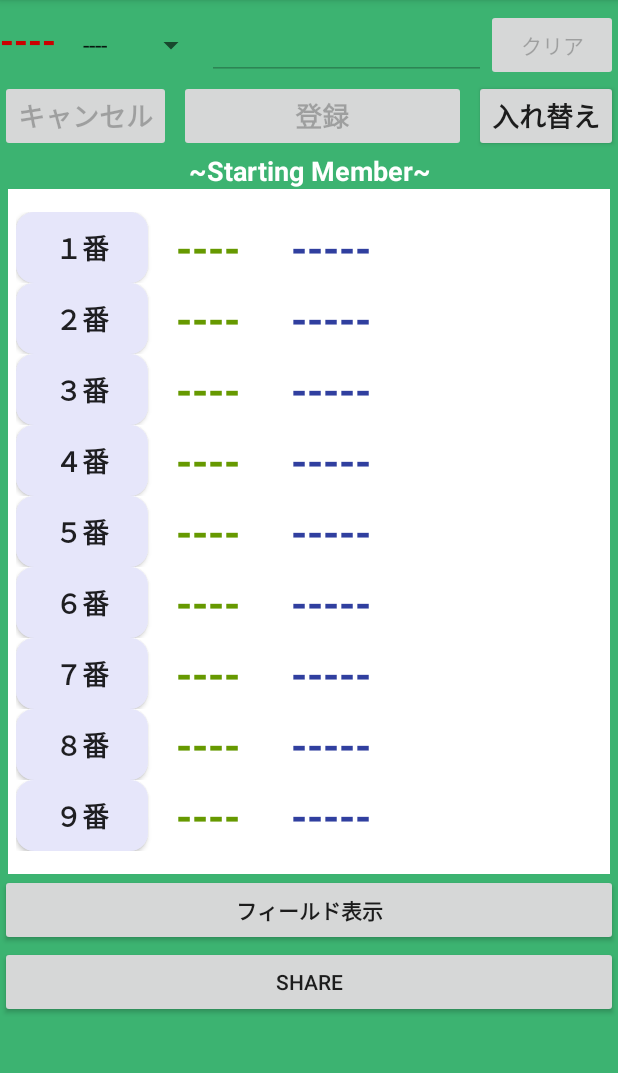
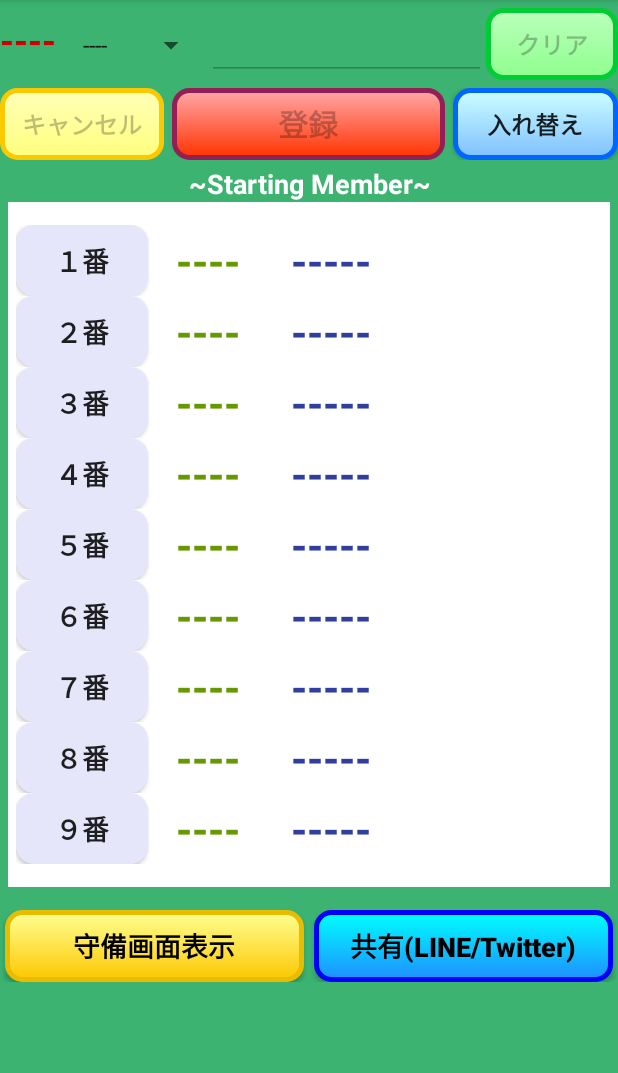
Before and after one commit to korosaka/baseball_lineup_jp, an Android app: the screen it shows after launch (MainActivity), on a phone screen of 412 x 824 dp, the part 84-1157 px from its top. Run offline under Robolectric (Android 15) with nearby library versions, the phone set to English and light mode, and no system bars; our stand-ins replace AdMob; 1 statement that could not run was skipped.

Commit message:
change button designs

```diff
--- /dev/null
+++ b/app/src/main/res/drawable/cancel_button_background.xml
@@ -0,0 +1,17 @@
+<?xml version="1.0" encoding="utf-8"?>
+<selector xmlns:android="http://schemas.android.com/apk/res/android">
+    <item android:state_pressed="false">
+        <shape android:shape="rectangle">
+            <corners android:radius="10dp" />
+            <gradient android:angle="270" android:endColor="#ffff7f" android:startColor="#ffffb7" android:type="linear" />
+            <stroke android:width="3dp" android:color="#fcc800" />
+        </shape>
+    </item>
+    <item android:state_pressed="true">
+        <shape android:shape="rectangle">
+            <corners android:radius="10dp" />
+            <gradient android:angle="270" android:endColor="#fffff9" android:startColor="#ffffff" android:type="linear" />
+            <stroke android:width="3dp" android:color="#fcc800" />
+        </shape>
+    </item>
+</selector>
--- /dev/null
+++ b/app/src/main/res/drawable/clear_button_background.xml
@@ -0,0 +1,17 @@
+<?xml version="1.0" encoding="utf-8"?>
+<selector xmlns:android="http://schemas.android.com/apk/res/android">
+    <item android:state_pressed="false">
+        <shape android:shape="rectangle">
+            <corners android:radius="10dp" />
+            <gradient android:angle="270" android:endColor="#8eff8e" android:startColor="#bcffbc" android:type="linear" />
+            <stroke android:width="3dp" android:color="#00cc33" />
+        </shape>
+    </item>
+    <item android:state_pressed="true">
+        <shape android:shape="rectangle">
+            <corners android:radius="10dp" />
+            <gradient android:angle="270" android:endColor="#d1ffe8" android:startColor="#f9fffc" android:type="linear" />
+            <stroke android:width="3dp" android:color="#00cc33" />
+        </shape>
+    </item>
+</selector>
--- /dev/null
+++ b/app/src/main/res/drawable/field_button_background.xml
@@ -0,0 +1,17 @@
+<?xml version="1.0" encoding="utf-8"?>
+<selector xmlns:android="http://schemas.android.com/apk/res/android">
+    <item android:state_pressed="false">
+        <shape android:shape="rectangle">
+            <corners android:radius="10dp" />
+            <gradient android:angle="270" android:endColor="#fcc800" android:startColor="#ffff93" android:type="linear" />
+            <stroke android:width="3dp" android:color="#e9bc00" />
+        </shape>
+    </item>
+    <item android:state_pressed="true">
+        <shape android:shape="rectangle">
+            <corners android:radius="10dp" />
+            <gradient android:angle="270" android:endColor="#ffffe0" android:startColor="#fffff9" android:type="linear" />
+            <stroke android:width="3dp" android:color="#e9bc00" />
+        </shape>
+    </item>
+</selector>
--- /dev/null
+++ b/app/src/main/res/drawable/record_button_background.xml
@@ -0,0 +1,17 @@
+<?xml version="1.0" encoding="utf-8"?>
+<selector xmlns:android="http://schemas.android.com/apk/res/android">
+    <item android:state_pressed="false">
+        <shape android:shape="rectangle">
+            <corners android:radius="10dp" />
+            <gradient android:angle="270" android:endColor="#ff3300" android:startColor="#ffa8a8" android:type="linear" />
+            <stroke android:width="3dp" android:color="#941f57" />
+        </shape>
+    </item>
+    <item android:state_pressed="true">
+        <shape android:shape="rectangle">
+            <corners android:radius="10dp" />
+            <gradient android:angle="270" android:endColor="#ffbcbc" android:startColor="#ffefef" android:type="linear" />
+            <stroke android:width="3dp" android:color="#941f57" />
+        </shape>
+    </item>
+</selector>
--- /dev/null
+++ b/app/src/main/res/drawable/replace_button_background.xml
@@ -0,0 +1,17 @@
+<?xml version="1.0" encoding="utf-8"?>
+<selector xmlns:android="http://schemas.android.com/apk/res/android">
+    <item android:state_pressed="false">
+        <shape android:shape="rectangle">
+            <corners android:radius="10dp" />
+            <gradient android:angle="270" android:endColor="#7fbfff" android:startColor="#ccffff" android:type="linear" />
+            <stroke android:width="3dp" android:color="#0066ff" />
+        </shape>
+    </item>
+    <item android:state_pressed="true">
+        <shape android:shape="rectangle">
+            <corners android:radius="10dp" />
+            <gradient android:angle="270" android:endColor="#e0ffff" android:startColor="#ffffff" android:type="linear" />
+            <stroke android:width="3dp" android:color="#0066ff" />
+        </shape>
+    </item>
+</selector>
--- /dev/null
+++ b/app/src/main/res/drawable/share_button_background.xml
@@ -0,0 +1,17 @@
+<?xml version="1.0" encoding="utf-8"?>
+<selector xmlns:android="http://schemas.android.com/apk/res/android">
+    <item android:state_pressed="false">
+        <shape android:shape="rectangle">
+            <corners android:radius="10dp" />
+            <gradient android:angle="270" android:endColor="#1e90ff" android:startColor="#00ffff" android:type="linear" />
+            <stroke android:width="3dp" android:color="#0000ff" />
+        </shape>
+    </item>
+    <item android:state_pressed="true">
+        <shape android:shape="rectangle">
+            <corners android:radius="10dp" />
+            <gradient android:angle="270" android:endColor="#bcffff" android:startColor="#efffff" android:type="linear" />
+            <stroke android:width="3dp" android:color="#0000ff" />
+        </shape>
+    </item>
+</selector>
--- a/app/src/main/res/layout/activity_field.xml
+++ b/app/src/main/res/layout/activity_field.xml
@@ -9,22 +9,34 @@
     <LinearLayout
         android:layout_width="match_parent"
         android:layout_height="wrap_content"
+        android:background="#33cc33"
         android:orientation="horizontal">
 
         <Button
             android:id="@+id/back"
             android:layout_width="0dp"
             android:layout_height="wrap_content"
+            android:layout_margin="3dp"
             android:layout_weight="0.5"
+            android:background="@drawable/field_button_background"
             android:onClick="onClickBack"
-            android:text="@string/back" />
+            android:text="@string/back"
+            android:textColor="#000000"
+            android:textSize="18sp"
+            android:textStyle="bold" />
 
         <Button
             android:layout_width="0dp"
             android:layout_height="wrap_content"
+            android:layout_margin="3dp"
             android:layout_weight="0.5"
+            android:background="@drawable/share_button_background"
             android:onClick="onClickShareField"
-            android:text="share" />
+            android:text="@string/share"
+            android:textAllCaps="false"
+            android:textColor="#000000"
+            android:textSize="18sp"
+            android:textStyle="bold" />
 
     </LinearLayout>
 
--- a/app/src/main/res/layout/activity_main.xml
+++ b/app/src/main/res/layout/activity_main.xml
@@ -20,12 +20,12 @@
             <LinearLayout
                 android:layout_width="match_parent"
                 android:layout_height="wrap_content"
-                android:background="#3CB371"
                 android:orientation="vertical">
 
                 <LinearLayout
                     android:layout_width="match_parent"
                     android:layout_height="wrap_content"
+                    android:layout_marginBottom="5dp"
                     android:orientation="horizontal">
 
                     <TextView
@@ -49,9 +49,9 @@
                         android:layout_width="0dp"
                         android:layout_height="wrap_content"
                         android:layout_weight="1.0"
+                        android:inputType="text"
                         android:maxLength="7"
                         android:maxLines="1"
-                        android:inputType="text"
                         android:textColor="#000000"
                         android:textSize="24sp" />
 
@@ -59,24 +59,31 @@
                         android:id="@+id/clear"
                         android:layout_width="wrap_content"
                         android:layout_height="wrap_content"
+                        android:background="@drawable/clear_button_background"
                         android:enabled="false"
                         android:onClick="onClickClear"
-                        android:text="@string/clear" />
+                        android:textSize="16sp"
+                        android:text="@string/clear"
+                        android:textStyle="bold" />
                 </LinearLayout>
 
                 <LinearLayout
                     android:layout_width="match_parent"
                     android:layout_height="wrap_content"
+                    android:layout_marginBottom="3dp"
+                    android:gravity="center"
                     android:orientation="horizontal">
 
                     <Button
                         android:id="@+id/cancel"
-                        android:layout_width="wrap_content"
+                        android:layout_width="0dp"
                         android:layout_height="wrap_content"
+                        android:layout_weight="0.6"
                         android:enabled="false"
                         android:onClick="onClickCancel"
                         android:text="@string/cancel"
-                        android:textSize="18sp"
+                        android:textSize="16sp"
+                        android:background="@drawable/cancel_button_background"
                         android:textStyle="bold" />
 
                     <Button
@@ -87,18 +94,21 @@
                         android:layout_marginRight="5dp"
                         android:layout_weight="1.0"
                         android:enabled="false"
+                        android:background="@drawable/record_button_background"
                         android:onClick="onClickSave"
                         android:text="@string/save"
-                        android:textSize="18sp"
+                        android:textSize="20sp"
                         android:textStyle="bold" />
 
                     <Button
                         android:id="@+id/replace"
-                        android:layout_width="wrap_content"
+                        android:layout_width="0dp"
                         android:layout_height="wrap_content"
+                        android:layout_weight="0.6"
                         android:onClick="onClickReplace"
+                        android:background="@drawable/replace_button_background"
                         android:text="@string/replace"
-                        android:textSize="18sp"
+                        android:textSize="16sp"
                         android:textStyle="bold" />
 
 
@@ -106,6 +116,7 @@
 
 
             </LinearLayout>
+
 
             <TextView
                 android:id="@+id/title"
@@ -121,7 +132,6 @@
 
             </TextView>
 
-
             <FrameLayout
                 android:id="@+id/lineup_container"
                 android:layout_width="match_parent"
@@ -132,17 +142,40 @@
 
             </FrameLayout>
 
-            <Button
+            <LinearLayout
                 android:layout_width="match_parent"
                 android:layout_height="wrap_content"
+                android:layout_marginTop="15dp"
+                android:layout_marginBottom="80dp"
+                android:orientation="horizontal">
+
+                <Button
+                    android:layout_width="0dp"
+                    android:layout_weight="1.0"
+                    android:layout_height="wrap_content"
+                    android:layout_marginLeft="3dp"
+                    android:layout_marginRight="3dp"
                     android:onClick="onClickField"
+                    android:background="@drawable/field_button_background"
                     android:text="@string/field"
+                    android:textColor="#000000"
+                    android:textSize="18sp"
                     android:textStyle="bold" />
+
                 <Button
-                android:layout_width="match_parent"
+                    android:layout_width="0dp"
+                    android:layout_weight="1.0"
                     android:layout_height="wrap_content"
+                    android:layout_marginLeft="3dp"
+                    android:layout_marginRight="3dp"
                     android:onClick="onClickShareOrder"
-                android:text="share"/>
+                    android:background="@drawable/share_button_background"
+                    android:textStyle="bold"
+                    android:textColor="#000000"
+                    android:textSize="18sp"
+                    android:textAllCaps="false"
+                    android:text="@string/share" />
+            </LinearLayout>
 
         </LinearLayout>
     </ScrollView>
--- a/app/src/main/res/values/strings.xml
+++ b/app/src/main/res/values/strings.xml
@@ -67,11 +67,12 @@
     <string name="yes">はい</string>
     <string name="order">ノーマル</string>
     <string name="subOrder">DH</string>
-    <string name="field">フィールド表示</string>
+    <string name="field">守備画面表示</string>
     <string name="back">戻る</string>
     <string name="cancel">キャンセル</string>
     <string name="replace">入れ替え</string>
     <string name="replace_title">入れ替える２つの打順を選んでください</string>
+    <string name="share">共有(LINE/Twitter)</string>
     <!-- TODO: Remove or change this placeholder text -->
     <string name="hello_blank_fragment">Hello blank fragment</string>
 </resources>
```
Lines whose indentation alone changed are shown as unchanged.
